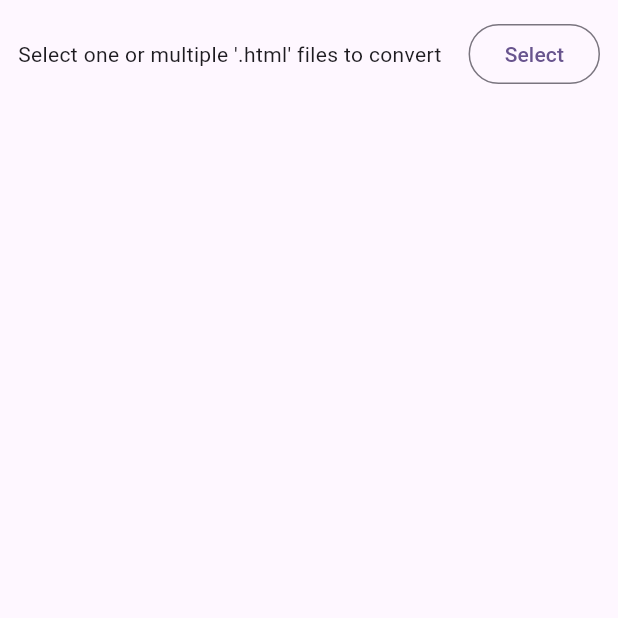
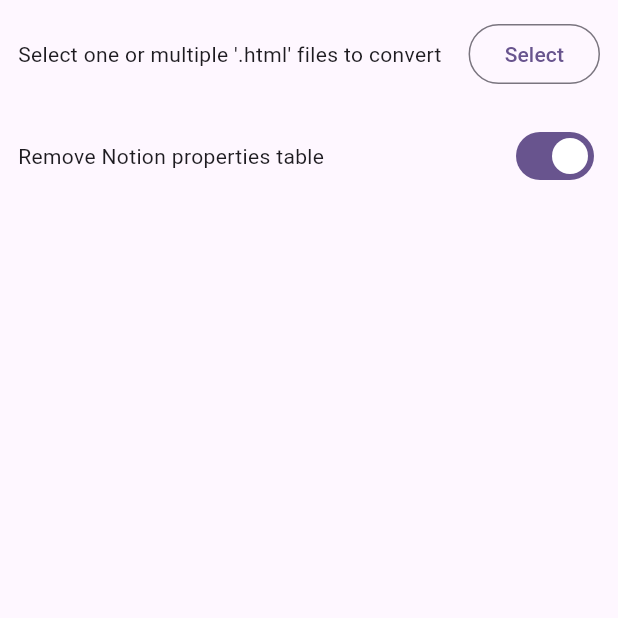
Before and after one commit to mmhartmann/notion_to_anki, a Flutter app: the screen it shows after launch, on a phone screen of 412 x 824 dp, the top half of it. Run offline on Flutter 3.47's test engine with Material 3 defaults, Android fonts, the light colour scheme and no system bars; our stand-ins replace equatable, file_picker, flutter_bloc; generated files the repository leaves out were written again.

Commit message:
Added RemovePropertiesTableSettingWidget

```diff
--- a/lib/conversion/bloc/conversion_settings.dart
+++ b/lib/conversion/bloc/conversion_settings.dart
@@ -1,22 +1,24 @@
+import 'package:equatable/equatable.dart';
 import 'package:file_picker/file_picker.dart';
 import 'package:flutter_bloc/flutter_bloc.dart';
 
 /// A cubit handling the [ConversionSettingsState].
 class ConversionSettingsCubit extends Cubit<ConversionSettingsState> {
-  ConversionSettingsCubit() : super(ConversionSettingsState());
+  ConversionSettingsCubit() : super(const ConversionSettingsState());
 
   void changeFileSelection(FilePickerResult newSelection) =>
-      emit(state..fileSelection = newSelection);
+      emit(state.copyWith(fileSelection: newSelection));
 
-  void changeRemovePropertiesTable(bool newState) => emit(state..removePropertiesTable = newState);
+  void changeRemovePropertiesTable(bool newState) =>
+      emit(state.copyWith(removePropertiesTable: newState));
 
   void changeImageReplacementPaths(String newPaths) =>
-      emit(state..imageReplacementPaths = newPaths);
+      emit(state.copyWith(imageReplacementPaths: newPaths));
 }
 
 /// Contains all necessary information needed to execute the conversion command.
-class ConversionSettingsState {
-  ConversionSettingsState({
+class ConversionSettingsState extends Equatable {
+  const ConversionSettingsState({
     this.fileSelection,
     this.removePropertiesTable = true,
     this.imageReplacementPaths = "",
@@ -24,12 +26,26 @@ class ConversionSettingsState {
 
   /// Selected single or multiple files or a folders containing the files to be
   /// converted.
-  FilePickerResult? fileSelection;
+  final FilePickerResult? fileSelection;
 
   /// Whether to remove the notion "properties" table.
-  bool removePropertiesTable;
+  final bool removePropertiesTable;
 
   /// A list of paths names that should replace the image names of the exported
   /// notion html separated by '\n'.
-  String imageReplacementPaths;
+  final String imageReplacementPaths;
+
+  ConversionSettingsState copyWith({
+    FilePickerResult? fileSelection,
+    bool? removePropertiesTable,
+    String? imageReplacementPaths,
+  }) =>
+      ConversionSettingsState(
+        fileSelection: fileSelection ?? this.fileSelection,
+        removePropertiesTable: removePropertiesTable ?? this.removePropertiesTable,
+        imageReplacementPaths: imageReplacementPaths ?? this.imageReplacementPaths,
+      );
+
+  @override
+  List<Object?> get props => [fileSelection, removePropertiesTable, imageReplacementPaths];
 }
--- a/lib/conversion/view/view.dart
+++ b/lib/conversion/view/view.dart
@@ -10,7 +10,7 @@ class ConversionView extends StatelessWidget {
     return Scaffold(
       body: BlocProvider(
         create: (_) => ConversionSettingsCubit(),
-        child: ConversionSettingsWidget(),
+        child: const ConversionSettingsWidget(),
       ),
     );
   }
--- a/lib/conversion/widgets/conversion_settings.dart
+++ b/lib/conversion/widgets/conversion_settings.dart
@@ -18,13 +18,16 @@ class ConversionSettingsWidget extends StatelessWidget {
       child: Column(
         children: [
           SelectedFileOrFolderSettingWidget(),
+          SizedBox(height: 20),
+          RemovePropertiesTableSettingWidget(),
+          SizedBox(height: 20),
         ],
       ),
     );
   }
 }
 
-/// Displays the selected file or folder to convert and lets the user change it.
+/// Displays the selected files to convert and lets the user change it.
 class SelectedFileOrFolderSettingWidget extends StatelessWidget {
   const SelectedFileOrFolderSettingWidget({super.key});
 
@@ -70,3 +73,34 @@ class SelectedFileOrFolderSettingWidget extends StatelessWidget {
     }
   }
 }
+
+///
+class RemovePropertiesTableSettingWidget extends StatelessWidget {
+  const RemovePropertiesTableSettingWidget({super.key});
+
+  @override
+  Widget build(BuildContext context) {
+    return BlocBuilder<ConversionSettingsCubit, ConversionSettingsState>(
+      builder: (context, state) => Row(children: [
+        Expanded(
+          child: Text(
+            context.l10n.removePropertiesTableTitle,
+            style: Theme.of(context).textTheme.bodyMedium,
+          ),
+        ),
+        const SizedBox(width: 12),
+        Switch(
+          value: state.removePropertiesTable,
+          onChanged: (newValue) => _changeValue(
+            newValue,
+            context.read<ConversionSettingsCubit>(),
+          ),
+        ),
+      ]),
+    );
+  }
+
+  void _changeValue(bool newValue, ConversionSettingsCubit settingsCubit) {
+    settingsCubit.changeRemovePropertiesTable(newValue);
+  }
+}
--- a/lib/l10n/app_en.arb
+++ b/lib/l10n/app_en.arb
@@ -8,5 +8,6 @@
             }
         }
     },
-    "selectFilesButton": "Select"
+    "selectFilesButton": "Select",
+    "removePropertiesTableTitle": "Remove Notion properties table"
 }
--- a/pubspec.yaml
+++ b/pubspec.yaml
@@ -40,6 +40,7 @@ dependencies:
   intl: any
   flutter_bloc: ^8.1.5
   file_picker: ^8.0.2
+  equatable: ^2.0.5
 
 dev_dependencies:
   flutter_test:
```
Also changed, not shown: pubspec.lock.
